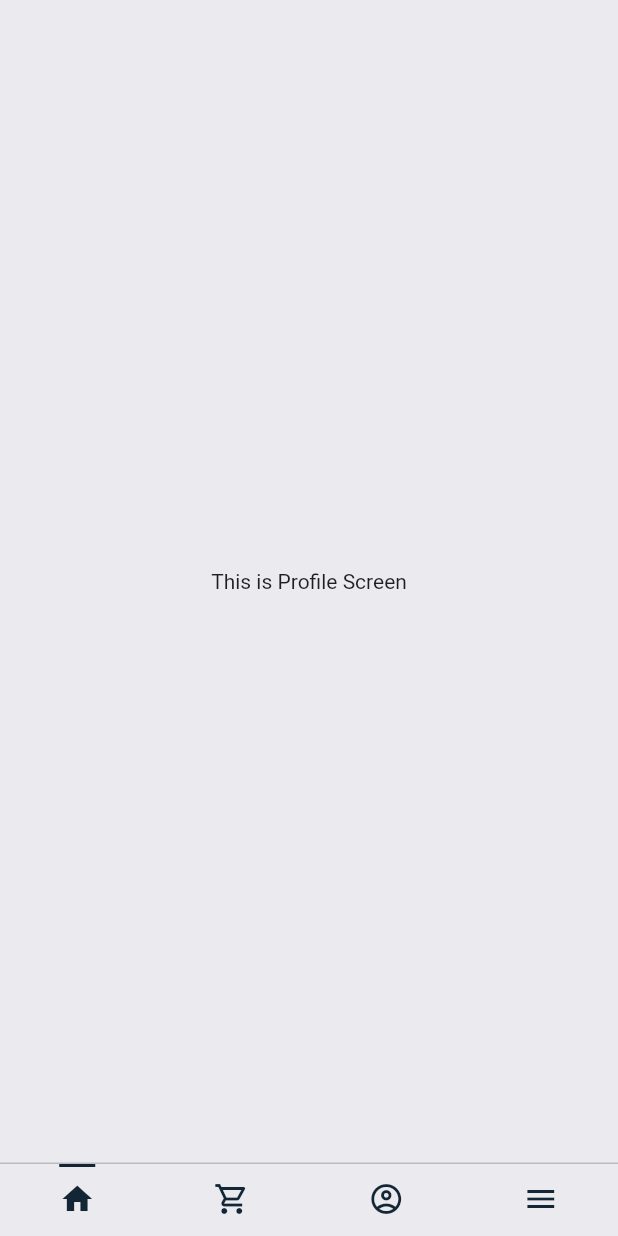
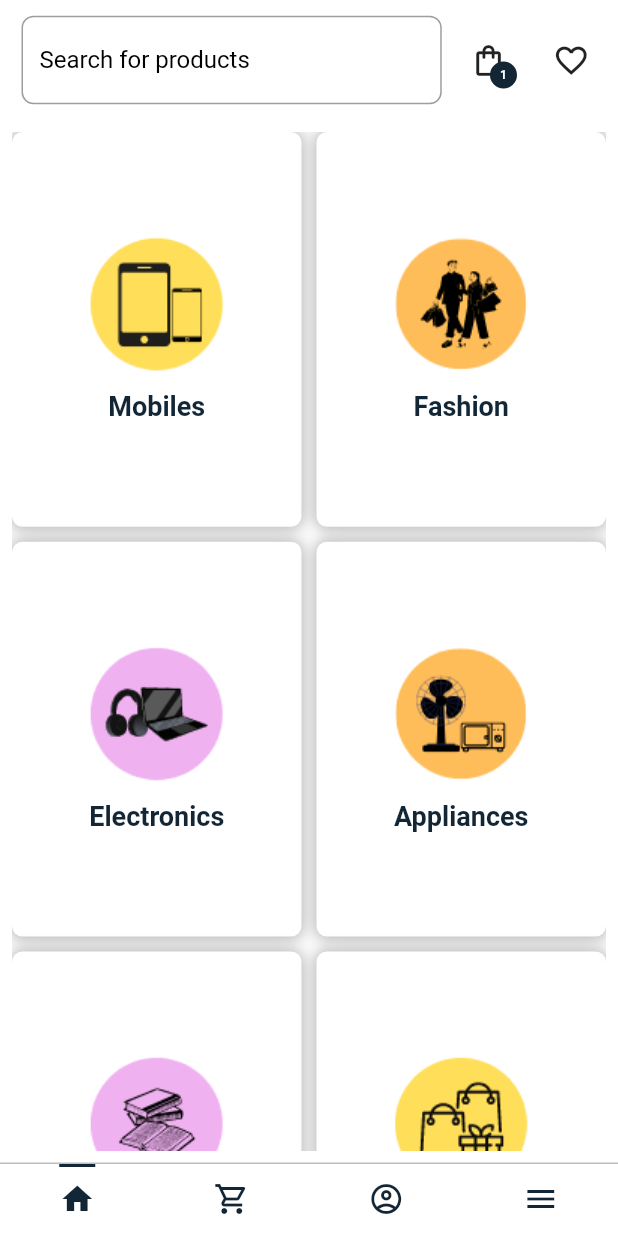
Before and after one commit to Pratulpant01/Shopit, a Flutter app: the screen it shows once a user with an empty profile is signed in, swiped to page 4, on a phone screen of 412 x 824 dp. Run offline on Flutter 3.47's test engine with Material 2 defaults, Android fonts, the phone set to English and light mode, and no system bars; our stand-ins replace bloc, cloud_firestore, firebase_auth, firebase_core, flutter_bloc, flutter_svg and 1 more; accounts and stored records are empty; network calls fail.

Commit message:
update .6

```diff
--- a/lib/layout/screen_layout.dart
+++ b/lib/layout/screen_layout.dart
@@ -1,10 +1,16 @@
+// ignore_for_file: public_member_api_docs, sort_constructors_first
 import 'package:firebase_auth/firebase_auth.dart';
 import 'package:flutter/material.dart';
+
 import 'package:shopit/utils/color_themes.dart';
 import 'package:shopit/utils/constants.dart';
 
 class ScreenLayout extends StatefulWidget {
-  const ScreenLayout({Key? key}) : super(key: key);
+  int currentPage;
+  ScreenLayout({
+    Key? key,
+    this.currentPage = 0,
+  }) : super(key: key);
 
   @override
   State<ScreenLayout> createState() => _ScreenLayoutState();
@@ -12,7 +18,6 @@ class ScreenLayout extends StatefulWidget {
 
 class _ScreenLayoutState extends State<ScreenLayout> {
   PageController pageController = PageController();
-  int currentPage = 0;
 
   @override
   void dispose() {
@@ -22,9 +27,10 @@ class _ScreenLayoutState extends State<ScreenLayout> {
   }
 
   changePage(int page) {
+    print(widget.currentPage);
     pageController.jumpToPage(page);
     setState(() {
-      currentPage = page;
+      widget.currentPage = page;
     });
   }
 
@@ -32,6 +38,7 @@ class _ScreenLayoutState extends State<ScreenLayout> {
   Widget build(BuildContext context) {
     return DefaultTabController(
       length: 4,
+      initialIndex: widget.currentPage,
       child: Scaffold(
         body: PageView(
           controller: pageController,
@@ -58,30 +65,30 @@ class _ScreenLayoutState extends State<ScreenLayout> {
               tabs: [
                 Tab(
                   child: Icon(
-                    currentPage == 0 ? Icons.home : Icons.home_outlined,
-                    color: currentPage == 0 ? buttonColor : buttonColor,
+                    widget.currentPage == 0 ? Icons.home : Icons.home_outlined,
+                    color: widget.currentPage == 0 ? buttonColor : buttonColor,
                   ),
                 ),
                 Tab(
                   child: Icon(
-                    currentPage == 1
+                    widget.currentPage == 1
                         ? Icons.shopping_cart
                         : Icons.shopping_cart_outlined,
-                    color: currentPage == 1 ? buttonColor : buttonColor,
+                    color: widget.currentPage == 1 ? buttonColor : buttonColor,
                   ),
                 ),
                 Tab(
                   child: Icon(
-                    currentPage == 2
+                    widget.currentPage == 2
                         ? Icons.account_circle
                         : Icons.account_circle_outlined,
-                    color: currentPage == 2 ? buttonColor : buttonColor,
+                    color: widget.currentPage == 2 ? buttonColor : buttonColor,
                   ),
                 ),
                 Tab(
                   child: Icon(
-                    currentPage == 3 ? Icons.menu_outlined : Icons.menu,
-                    color: currentPage == 3 ? buttonColor : buttonColor,
+                    widget.currentPage == 3 ? Icons.menu_outlined : Icons.menu,
+                    color: widget.currentPage == 3 ? buttonColor : buttonColor,
                   ),
                 ),
               ]),
--- a/lib/main.dart
+++ b/lib/main.dart
@@ -1,6 +1,7 @@
 import 'package:firebase_auth/firebase_auth.dart';
 import 'package:firebase_core/firebase_core.dart';
 import 'package:flutter/material.dart';
+import 'package:flutter/services.dart';
 import 'package:flutter_bloc/flutter_bloc.dart';
 import 'package:shopit/blocs/AuthBloc/auth_bloc.dart';
 import 'package:shopit/layout/screen_layout.dart';
@@ -35,7 +36,7 @@ class _MyAppState extends State<MyApp> {
           title: 'Shop it',
           debugShowCheckedModeBanner: false,
           theme: ThemeData.light().copyWith(
-            scaffoldBackgroundColor: backgroundColor,
+            scaffoldBackgroundColor: backgroundColor1,
           ),
           // To check whether user is logged in or not. If not than it will show the login screen to the user. If yes than user will get the homepage.
 
--- a/lib/screens/account_screen.dart
+++ b/lib/screens/account_screen.dart
@@ -109,9 +109,9 @@ class user_intro_widget extends StatelessWidget {
       height: kAppBarHeight,
       decoration: BoxDecoration(
         gradient: LinearGradient(
-          colors: backgroundGradient,
-          begin: Alignment.centerLeft,
-          end: Alignment.centerRight,
+          colors: backgroundGradient1,
+          begin: Alignment.topCenter,
+          end: Alignment.topCenter,
         ),
       ),
       child: Container(
--- /dev/null
+++ b/lib/screens/more_screen.dart
@@ -0,0 +1,32 @@
+import 'package:flutter/material.dart';
+import 'package:shopit/utils/constants.dart';
+import 'package:shopit/widgets/category_widget.dart';
+import 'package:shopit/widgets/searchbar_widget.dart';
+
+class MoreScreen extends StatelessWidget {
+  const MoreScreen({Key? key}) : super(key: key);
+
+  @override
+  Widget build(BuildContext context) {
+    return Scaffold(
+      appBar: SearchBarWidget(
+        hasBackButton: false,
+        isReadOnly: true,
+      ),
+      body: Padding(
+        padding: const EdgeInsets.all(8.0),
+        child: GridView.builder(
+            itemCount: categoriesList.length,
+            gridDelegate: SliverGridDelegateWithFixedCrossAxisCount(
+              crossAxisCount: 2,
+              childAspectRatio: 2.2 / 3,
+              mainAxisSpacing: 10,
+              crossAxisSpacing: 10,
+            ),
+            itemBuilder: (context, index) {
+              return CategoryWidget(index: index);
+            }),
+      ),
+    );
+  }
+}
--- a/lib/utils/constants.dart
+++ b/lib/utils/constants.dart
@@ -4,6 +4,7 @@ import 'package:shopit/screens/account_screen.dart';
 import 'package:shopit/screens/cart_screen.dart';
 import 'package:shopit/screens/home_screen.dart';
 
+import '../screens/more_screen.dart';
 import '../widgets/product_widget.dart';
 import 'color_themes.dart';
 
@@ -13,9 +14,7 @@ const List<Widget> tabScreens = [
   HomeScreen(),
   CartScreen(),
   AccountScreen(),
-  Center(
-    child: Text('This is Profile Screen'),
-  ),
+  MoreScreen(),
 ];
 
 const List<String> categoriesList = [
--- a/lib/widgets/cart_item_widget.dart
+++ b/lib/widgets/cart_item_widget.dart
@@ -24,7 +24,7 @@ class CartItemWidget extends StatelessWidget {
       height: screenSize.height / 2.5,
       width: screenSize.width,
       decoration: BoxDecoration(
-        color: backgroundColor,
+        color: Colors.white,
         border: Border(
           bottom: BorderSide(
             color: Colors.grey,
--- /dev/null
+++ b/lib/widgets/category_widget.dart
@@ -0,0 +1,51 @@
+// ignore_for_file: public_member_api_docs, sort_constructors_first
+import 'package:flutter/material.dart';
+import 'package:shopit/utils/constants.dart';
+import 'package:shopit/utils/utils.dart';
+
+class CategoryWidget extends StatelessWidget {
+  final int index;
+  const CategoryWidget({
+    Key? key,
+    required this.index,
+  }) : super(key: key);
+
+  @override
+  Widget build(BuildContext context) {
+    Size screenSize = Utils().getScreenSize();
+    return GestureDetector(
+      onTap: () {},
+      child: Container(
+        decoration: BoxDecoration(
+            borderRadius: BorderRadius.circular(7),
+            color: Colors.white,
+            boxShadow: [
+              BoxShadow(
+                color: Colors.black.withOpacity(0.3),
+                blurRadius: 8,
+                spreadRadius: 1,
+              )
+            ]),
+        child: Center(
+          child: Column(
+            mainAxisSize: MainAxisSize.min,
+            children: [
+              Image.asset(
+                categoryLogos[index],
+              ),
+              SizedBox(
+                height: screenSize.width * 0.03,
+              ),
+              Text(
+                categoriesList[index],
+                style: productShortLabelStyle.copyWith(
+                  fontSize: 18,
+                ),
+              ),
+            ],
+          ),
+        ),
+      ),
+    );
+  }
+}
--- a/lib/widgets/product_widget.dart
+++ b/lib/widgets/product_widget.dart
@@ -23,6 +23,10 @@ class ProductWidget extends StatelessWidget {
         decoration: BoxDecoration(
           color: Colors.white,
           borderRadius: BorderRadius.circular(10),
+          border: Border.all(
+            color: Colors.grey.shade100,
+            width: 2,
+          ),
         ),
         child: Padding(
             padding: EdgeInsets.all(
--- a/lib/widgets/searchbar_widget.dart
+++ b/lib/widgets/searchbar_widget.dart
@@ -1,8 +1,13 @@
 // ignore_for_file: public_member_api_docs, sort_constructors_first
+import 'dart:ui';
+
 import 'package:flutter/material.dart';
 import 'package:flutter_svg/svg.dart';
+
+import 'package:shopit/layout/screen_layout.dart';
+import 'package:shopit/screens/cart_screen.dart';
+import 'package:shopit/screens/result_screen.dart';
 import 'package:shopit/screens/search_screen.dart';
-
 import 'package:shopit/utils/color_themes.dart';
 import 'package:shopit/utils/constants.dart';
 
@@ -11,6 +16,7 @@ import '../utils/utils.dart';
 class SearchBarWidget extends StatelessWidget with PreferredSizeWidget {
   final bool isReadOnly;
   final bool hasBackButton;
+  ScreenLayout screenLayout = ScreenLayout();
 
   SearchBarWidget({
     Key? key,
@@ -24,10 +30,10 @@ class SearchBarWidget extends StatelessWidget with PreferredSizeWidget {
   final Size preferredSize;
 
   OutlineInputBorder border = OutlineInputBorder(
-    borderRadius: BorderRadius.circular(7),
+    borderRadius: BorderRadius.circular(8),
     borderSide: BorderSide(
       color: Colors.grey,
-      width: 1,
+      width: 2,
     ),
   );
 
@@ -36,14 +42,8 @@ class SearchBarWidget extends StatelessWidget with PreferredSizeWidget {
     Size screenSize = Utils().getScreenSize();
 
     return Container(
-      height: kAppBarHeight * 2,
-      decoration: const BoxDecoration(
-        gradient: LinearGradient(
-          colors: backgroundGradient,
-          begin: Alignment.centerLeft,
-          end: Alignment.centerRight,
-        ),
-      ),
+      height: kAppBarHeight * 1.5,
+      decoration: BoxDecoration(),
       child: SafeArea(
         child: Row(
           mainAxisAlignment: MainAxisAlignment.spaceEvenly,
@@ -55,13 +55,21 @@ class SearchBarWidget extends StatelessWidget with PreferredSizeWidget {
                     },
                     icon: Icon(
                       Icons.arrow_back,
-                      color: Colors.white,
+                      color: Colors.black,
                       size: screenSize.height * 0.035,
                     ))
                 : Container(),
             SizedBox(
               width: screenSize.width * 0.68,
               child: TextField(
+                onSubmitted: (String query) {
+                  Navigator.push(
+                    context,
+                    MaterialPageRoute(
+                      builder: (context) => ResultScreen(query: query),
+                    ),
+                  );
+                },
                 readOnly: isReadOnly,
                 onTap: () {
                   if (isReadOnly) {
@@ -74,33 +82,33 @@ class SearchBarWidget extends StatelessWidget with PreferredSizeWidget {
                   }
                 },
                 decoration: InputDecoration(
-                  fillColor: Colors.white,
-                  filled: true,
                   border: border,
                   focusedBorder: border,
                   hintText: 'Search for products',
+                  hintStyle: TextStyle(
+                    color: Colors.black,
+                  ),
                 ),
               ),
             ),
             isReadOnly
-                ? IconButton(
-                    onPressed: () {},
-                    icon: Icon(
+                ? bubbleIcon(
+                    screenSize: screenSize,
+                    iconName: Icon(
                       Icons.shopping_bag_outlined,
                       size: screenSize.height * 0.03,
-                      color: Colors.white,
                     ),
+                    iconValue: '1',
                   )
                 : SizedBox(),
             isReadOnly
-                ? IconButton(
-                    onPressed: () {},
-                    icon: Icon(
+                ? bubbleIcon(
+                    iconName: Icon(
                       Icons.favorite_outline,
-                      size: screenSize.height * 0.03,
-                      color: Colors.white,
+                      size: screenSize.height * .03,
                     ),
-                  )
+                    iconValue: '',
+                    screenSize: screenSize)
                 : SizedBox(),
           ],
         ),
@@ -108,3 +116,52 @@ class SearchBarWidget extends StatelessWidget with PreferredSizeWidget {
     );
   }
 }
+
+class bubbleIcon extends StatelessWidget {
+  final Icon iconName;
+  final String iconValue;
+  const bubbleIcon({
+    Key? key,
+    required this.iconName,
+    required this.iconValue,
+    required this.screenSize,
+  }) : super(key: key);
+
+  final Size screenSize;
+
+  @override
+  Widget build(BuildContext context) {
+    return Stack(
+      children: [
+        IconButton(
+          onPressed: () {},
+          icon: iconName,
+        ),
+        Positioned(
+          right: 5,
+          bottom: 5,
+          child: iconValue != ''
+              ? CircleAvatar(
+                  radius: 9,
+                  backgroundColor: buttonColor,
+                  child: Padding(
+                    padding: const EdgeInsets.all(1.0),
+                    child: Text(
+                      iconValue,
+                      maxLines: 1,
+                      overflow: TextOverflow.ellipsis,
+                      textAlign: TextAlign.center,
+                      style: TextStyle(
+                        fontSize: 8,
+                        color: Colors.white,
+                        fontWeight: FontWeight.bold,
+                      ),
+                    ),
+                  ),
+                )
+              : SizedBox(),
+        ),
+      ],
+    );
+  }
+}
--- a/pubspec.yaml
+++ b/pubspec.yaml
@@ -27,6 +27,7 @@ environment:
 # the latest version available on pub.dev. To see which dependencies have newer
 # versions available, run `flutter pub outdated`.
 dependencies:
+  badges: ^2.0.3
   cloud_firestore: ^3.1.18
   cupertino_icons: ^1.0.2
   firebase_auth: ^3.3.20
```
Also changed, not shown: lib/screens/result_screen.dart (added, +83 -0 lines), lib/utils/color_themes.dart (+11 -5 lines), lib/widgets/account_screen_appBar.dart (+3 -13 lines), lib/widgets/cost_widget.dart (+6 -4 lines), lib/widgets/rating_star_widget.dart (added, +31 -0 lines), lib/widgets/result_widgets.dart (added, +72 -0 lines), pubspec.lock.
